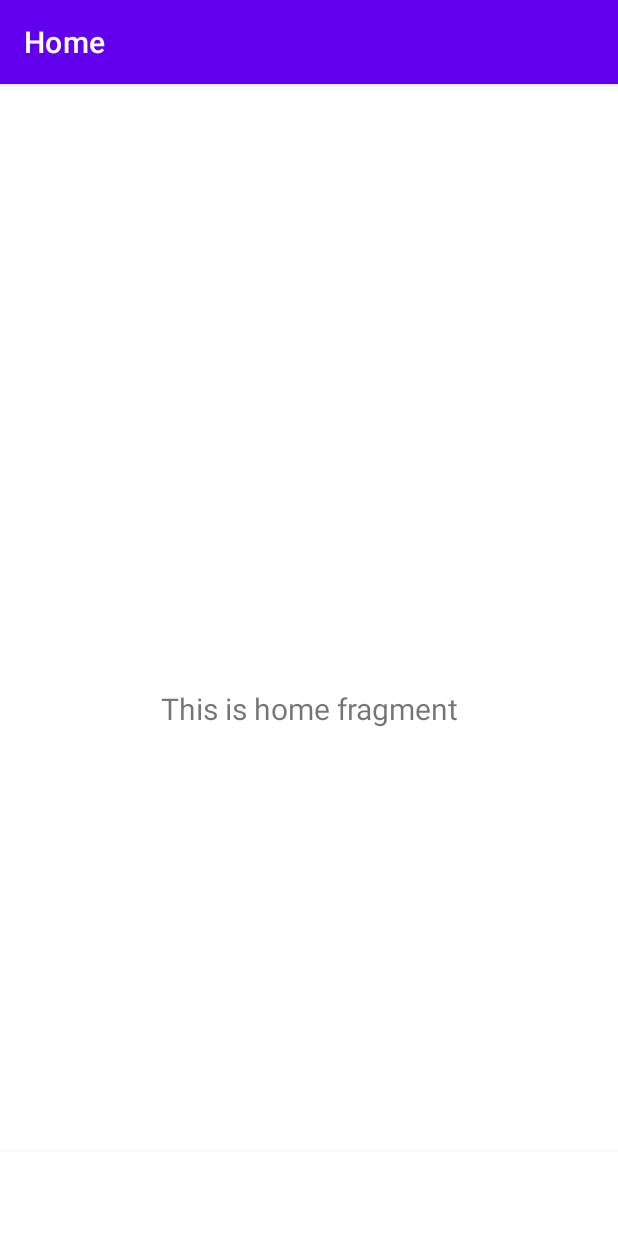
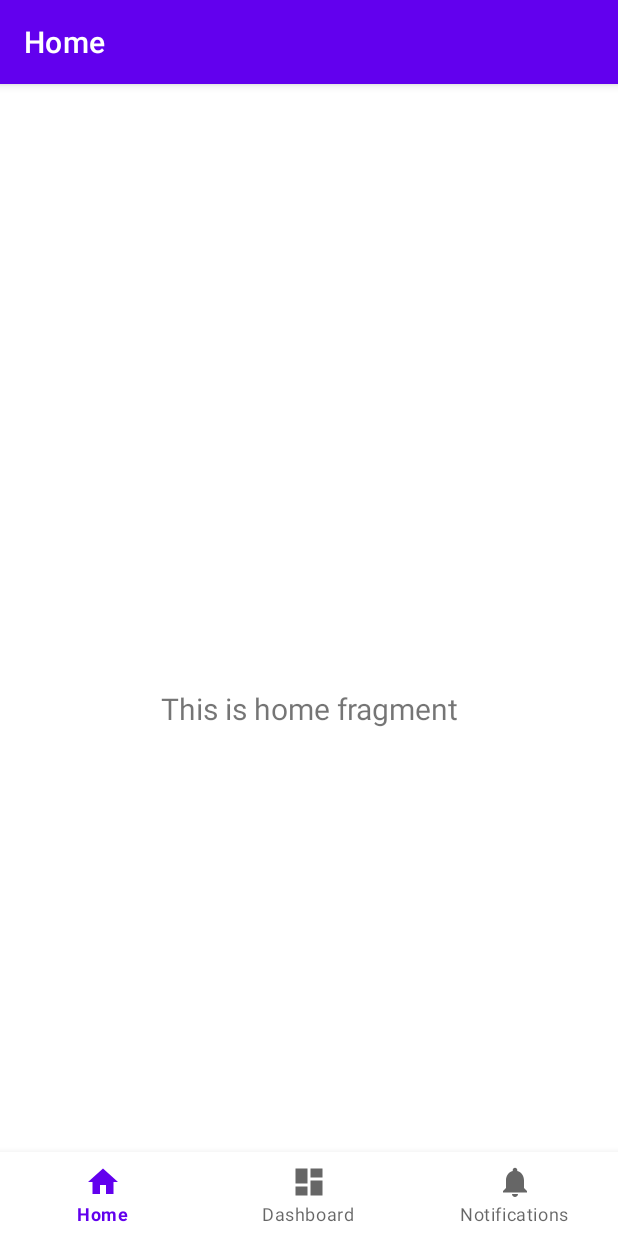
Before and after one commit to MobileApps-Cascadia/pollinator-pathway-android, an Android app: the screen it shows after launch (MainActivity), on a phone screen of 412 x 824 dp. Run offline under Robolectric (Android 15) with nearby library versions, the phone set to English and light mode, and no system bars; our stand-ins replace navigation-ui.

Commit message:
fixed issues

```diff
--- a/app/src/main/res/menu/bottom_nav_menu.xml
+++ b/app/src/main/res/menu/bottom_nav_menu.xml
@@ -1,16 +1,19 @@
-c<?xml version="1.0" encoding="utf-8"?>
+<?xml version="1.0" encoding="utf-8"?>
 <menu xmlns:android="http://schemas.android.com/apk/res/android">
 
     <item
         android:id="@+id/navigation_home"
+        android:icon="@drawable/ic_home_black_24dp"
         android:title="@string/title_home" />
 
     <item
         android:id="@+id/navigation_dashboard"
+        android:icon="@drawable/ic_dashboard_black_24dp"
         android:title="@string/title_dashboard" />
 
     <item
         android:id="@+id/navigation_notifications"
+        android:icon="@drawable/ic_notifications_black_24dp"
         android:title="@string/title_notifications" />
 
 </menu>
```
Also changed, not shown: 2 other files.
